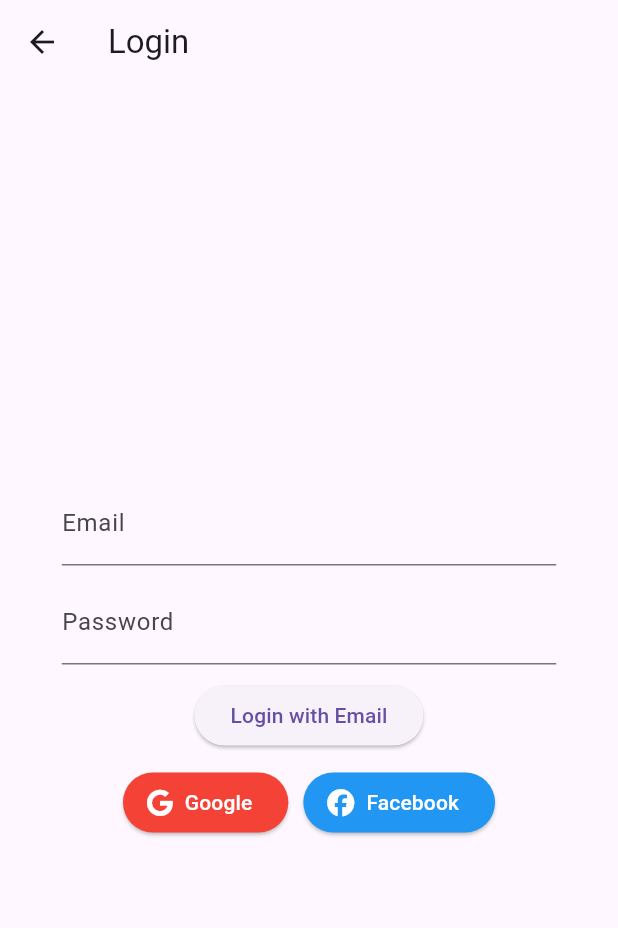
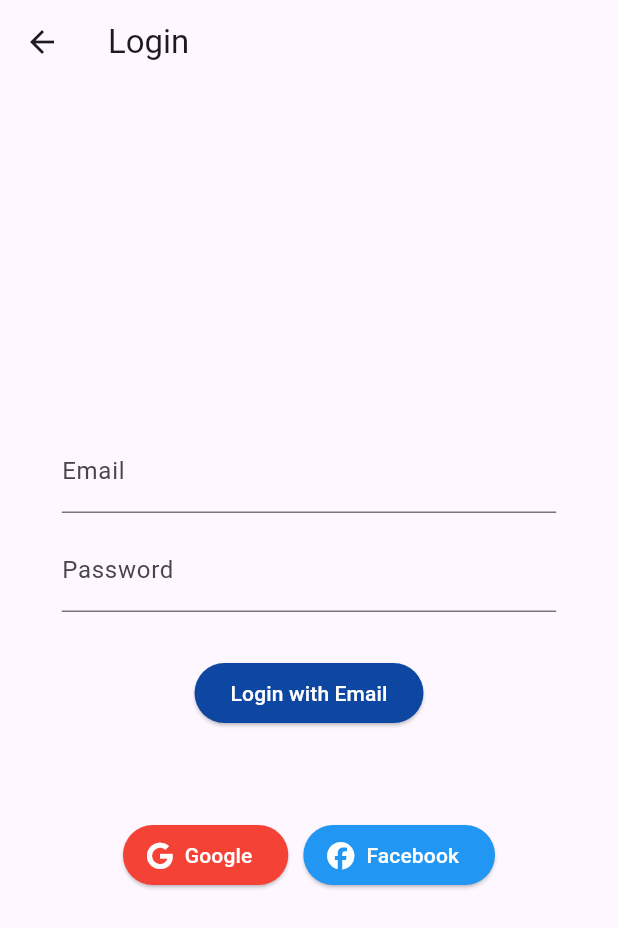
Before and after one commit to Al0olo/pioneersFlutterApp, a Flutter app: the screen it shows after launch, after a tap on "Go to Login Page", on a phone screen of 412 x 824 dp. Shown: the top 928 px of the screen. Run offline on Flutter 3.47's test engine with Material 3 defaults, Android fonts, the phone set to English and light mode, and no system bars; our stand-ins replace firebase_auth, firebase_core, font_awesome_flutter, google_sign_in; missing offline and left inert: flutter_facebook_auth; accounts and stored records are empty; network calls fail.

Commit message:
update login page styling

```diff
--- a/lib/pages/login_page.dart
+++ b/lib/pages/login_page.dart
@@ -117,12 +117,16 @@ class LoginPage extends StatelessWidget {
                 obscureText: true,
               ),
             ),
-            SizedBox(height: 10),
+            SizedBox(height: 30),
             ElevatedButton(
               onPressed: _handleEmailSignIn,
+              style: ElevatedButton.styleFrom(
+                backgroundColor: Colors.blue[900], // Dark blue background
+                foregroundColor: Colors.white, // White text
+              ),
               child: Text('Login with Email'),
             ),
-            SizedBox(height: 10),
+            SizedBox(height: 60),
             Row(
               mainAxisAlignment: MainAxisAlignment.center,
               children: [
```
